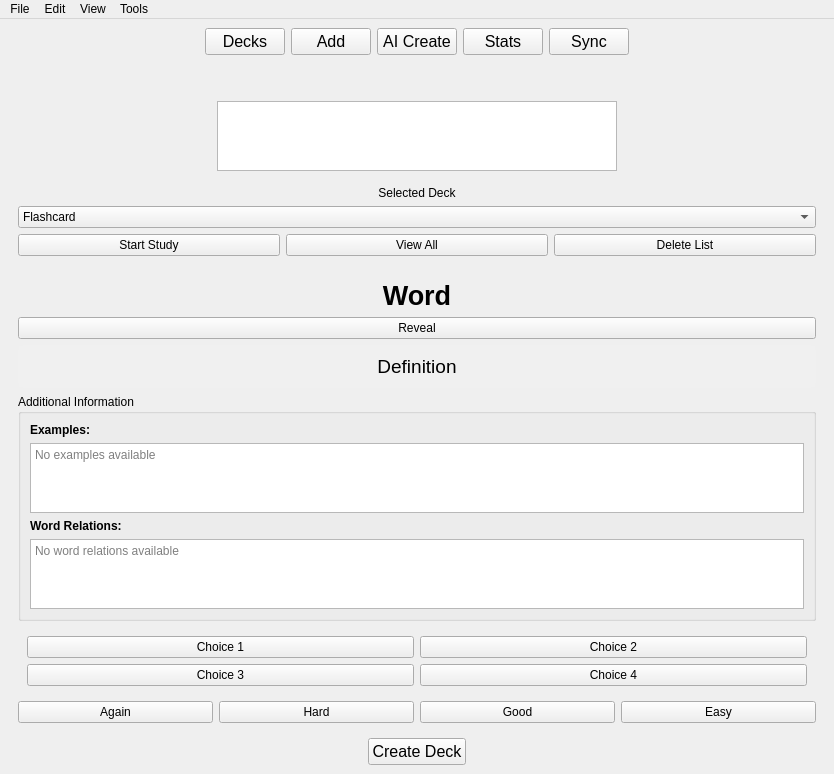
Above: Development/Source_Code/mainwindow.ui from TheSizzlingDefense/IA_Project before the change. Below: the same form after it.
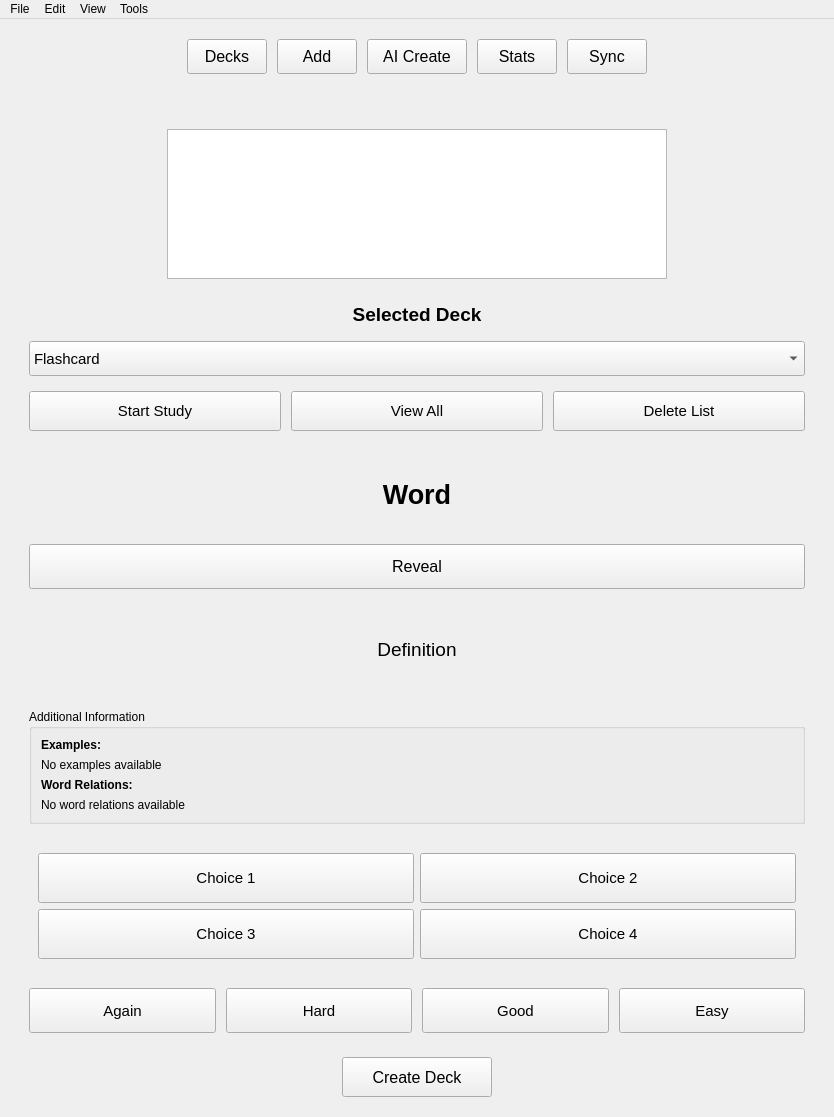
That is the form after the change.

What changed in the file:
```diff
--- a/Development/Source_Code/mainwindow.ui
+++ b/Development/Source_Code/mainwindow.ui
@@ -24,10 +24,28 @@
   </property>
   <widget class="QWidget" name="centralwidget">
    <layout class="QVBoxLayout" name="verticalLayout_3">
+    <property name="leftMargin">
+     <number>20</number>
+    </property>
+    <property name="topMargin">
+     <number>20</number>
+    </property>
+    <property name="rightMargin">
+     <number>20</number>
+    </property>
+    <property name="bottomMargin">
+     <number>20</number>
+    </property>
+    <property name="spacing">
+     <number>15</number>
+    </property>
     <item>
      <layout class="QVBoxLayout" name="veretical_layout_top">
       <item>
        <layout class="QHBoxLayout" name="horizontal_layout_top">
+        <property name="spacing">
+         <number>10</number>
+        </property>
         <item>
          <spacer name="horizontal_spacer_top_left">
           <property name="orientation">
@@ -43,6 +61,12 @@
         </item>
         <item alignment="Qt::AlignmentFlag::AlignTop">
          <widget class="QPushButton" name="listDecks">
+          <property name="minimumSize">
+           <size>
+            <width>80</width>
+            <height>35</height>
+           </size>
+          </property>
           <property name="font">
            <font>
             <pointsize>12</pointsize>
@@ -55,6 +79,12 @@
         </item>
         <item alignment="Qt::AlignmentFlag::AlignTop">
          <widget class="QPushButton" name="addWord">
+          <property name="minimumSize">
+           <size>
+            <width>80</width>
+            <height>35</height>
+           </size>
+          </property>
           <property name="font">
            <font>
             <pointsize>12</pointsize>
@@ -67,6 +97,12 @@
         </item>
         <item alignment="Qt::AlignmentFlag::AlignTop">
          <widget class="QPushButton" name="aiCreate">
+          <property name="minimumSize">
+           <size>
+            <width>100</width>
+            <height>35</height>
+           </size>
+          </property>
           <property name="font">
            <font>
             <pointsize>12</pointsize>
@@ -79,6 +115,12 @@
         </item>
         <item alignment="Qt::AlignmentFlag::AlignTop">
          <widget class="QPushButton" name="showStats">
+          <property name="minimumSize">
+           <size>
+            <width>80</width>
+            <height>35</height>
+           </size>
+          </property>
           <property name="font">
            <font>
             <pointsize>12</pointsize>
@@ -91,6 +133,12 @@
         </item>
         <item alignment="Qt::AlignmentFlag::AlignTop">
          <widget class="QPushButton" name="syncWords">
+          <property name="minimumSize">
+           <size>
+            <width>80</width>
+            <height>35</height>
+           </size>
+          </property>
           <property name="font">
            <font>
             <pointsize>12</pointsize>
@@ -153,14 +201,14 @@
        <widget class="QListWidget" name="deckList">
         <property name="minimumSize">
          <size>
-          <width>400</width>
-          <height>0</height>
+          <width>500</width>
+          <height>150</height>
          </size>
         </property>
         <property name="maximumSize">
          <size>
           <width>16777215</width>
-          <height>200</height>
+          <height>250</height>
          </size>
         </property>
         <property name="font">
@@ -194,8 +242,18 @@
        <bool>false</bool>
       </property>
       <layout class="QVBoxLayout" name="modePanelLayout">
+       <property name="spacing">
+        <number>15</number>
+       </property>
        <item>
         <widget class="QLabel" name="selectedDeckLabel">
+         <property name="font">
+          <font>
+           <pointsize>14</pointsize>
+           <weight>75</weight>
+           <bold>true</bold>
+          </font>
+         </property>
          <property name="text">
         <string>Selected Deck</string>
          </property>
@@ -206,6 +264,17 @@
        </item>
        <item>
         <widget class="QComboBox" name="studyModeComboBox">
+         <property name="minimumSize">
+          <size>
+           <width>0</width>
+           <height>35</height>
+          </size>
+         </property>
+         <property name="font">
+          <font>
+           <pointsize>11</pointsize>
+          </font>
+         </property>
          <item>
         <property name="text">
          <string>Flashcard</string>
@@ -220,8 +289,22 @@
        </item>
        <item>
         <layout class="QHBoxLayout" name="modeButtonsLayout">
+         <property name="spacing">
+          <number>10</number>
+         </property>
          <item>
         <widget class="QPushButton" name="startStudyButton">
+         <property name="minimumSize">
+          <size>
+           <width>0</width>
+           <height>40</height>
+          </size>
+         </property>
+         <property name="font">
+          <font>
+           <pointsize>11</pointsize>
+          </font>
+         </property>
          <property name="text">
           <string>Start Study</string>
          </property>
@@ -229,6 +312,17 @@
          </item>
          <item>
         <widget class="QPushButton" name="viewAllButton">
+         <property name="minimumSize">
+          <size>
+           <width>0</width>
+           <height>40</height>
+          </size>
+         </property>
+         <property name="font">
+          <font>
+           <pointsize>11</pointsize>
+          </font>
+         </property>
          <property name="text">
           <string>View All</string>
          </property>
@@ -236,6 +330,17 @@
          </item>
          <item>
         <widget class="QPushButton" name="deleteListButton">
+         <property name="minimumSize">
+          <size>
+           <width>0</width>
+           <height>40</height>
+          </size>
+         </property>
+         <property name="font">
+          <font>
+           <pointsize>11</pointsize>
+          </font>
+         </property>
          <property name="text">
           <string>Delete List</string>
          </property>
@@ -253,8 +358,17 @@
        <bool>false</bool>
       </property>
       <layout class="QVBoxLayout" name="studyPanelLayout">
+       <property name="spacing">
+        <number>20</number>
+       </property>
        <item>
         <widget class="QLabel" name="studyWordLabel">
+         <property name="minimumSize">
+          <size>
+           <width>0</width>
+           <height>60</height>
+          </size>
+         </property>
          <property name="text">
           <string>Word</string>
          </property>
@@ -268,6 +382,17 @@
        </item>
        <item>
         <widget class="QPushButton" name="revealButton">
+         <property name="minimumSize">
+          <size>
+           <width>0</width>
+           <height>45</height>
+          </size>
+         </property>
+         <property name="font">
+          <font>
+           <pointsize>12</pointsize>
+          </font>
+         </property>
          <property name="text">
           <string>Reveal</string>
          </property>
@@ -275,6 +400,12 @@
        </item>
        <item>
         <widget class="QLabel" name="studyDefinitionLabel">
+         <property name="minimumSize">
+          <size>
+           <width>0</width>
+           <height>80</height>
+          </size>
+         </property>
          <property name="text">
           <string>Definition</string>
          </property>
@@ -285,7 +416,7 @@
           <bool>true</bool>
          </property>
          <property name="styleSheet">
-          <string>font-size: 14pt; padding: 10px; background-color: #f0f0f0; border-radius: 5px;</string>
+          <string>font-size: 14pt; padding: 10px; border-radius: 5px;</string>
          </property>
          <property name="visible">
           <bool>false</bool>
@@ -312,19 +443,19 @@
            </widget>
           </item>
           <item>
-           <widget class="QTextEdit" name="examplesText">
-            <property name="readOnly">
-             <bool>true</bool>
-            </property>
-            <property name="maximumSize">
-             <size>
-              <width>16777215</width>
-              <height>100</height>
-             </size>
-            </property>
-            <property name="placeholderText">
+           <widget class="QLabel" name="examplesText">
+            <property name="text">
              <string>No examples available</string>
             </property>
+            <property name="wordWrap">
+             <bool>true</bool>
+            </property>
+            <property name="alignment">
+             <set>Qt::AlignLeading|Qt::AlignLeft|Qt::AlignTop</set>
+            </property>
+            <property name="textInteractionFlags">
+             <set>Qt::TextSelectableByMouse</set>
+            </property>
            </widget>
           </item>
           <item>
@@ -341,19 +472,19 @@
            </widget>
           </item>
           <item>
-           <widget class="QTextEdit" name="relationsText">
-            <property name="readOnly">
-             <bool>true</bool>
-            </property>
-            <property name="maximumSize">
-             <size>
-              <width>16777215</width>
-              <height>80</height>
-             </size>
-            </property>
-            <property name="placeholderText">
+           <widget class="QLabel" name="relationsText">
+            <property name="text">
              <string>No word relations available</string>
             </property>
+            <property name="wordWrap">
+             <bool>true</bool>
+            </property>
+            <property name="alignment">
+             <set>Qt::AlignLeading|Qt::AlignLeft|Qt::AlignTop</set>
+            </property>
+            <property name="textInteractionFlags">
+             <set>Qt::TextSelectableByMouse</set>
+            </property>
            </widget>
           </item>
          </layout>
@@ -364,6 +495,17 @@
          <layout class="QGridLayout" name="choicesGrid">
           <item row="0" column="0">
            <widget class="QPushButton" name="choiceButton1">
+            <property name="minimumSize">
+             <size>
+              <width>0</width>
+              <height>50</height>
+             </size>
+            </property>
+            <property name="font">
+             <font>
+              <pointsize>11</pointsize>
+             </font>
+            </property>
             <property name="text">
              <string>Choice 1</string>
             </property>
@@ -374,6 +516,17 @@
           </item>
           <item row="0" column="1">
            <widget class="QPushButton" name="choiceButton2">
+            <property name="minimumSize">
+             <size>
+              <width>0</width>
+              <height>50</height>
+             </size>
+            </property>
+            <property name="font">
+             <font>
+              <pointsize>11</pointsize>
+             </font>
+            </property>
             <property name="text">
              <string>Choice 2</string>
             </property>
@@ -384,6 +537,17 @@
           </item>
           <item row="1" column="0">
            <widget class="QPushButton" name="choiceButton3">
+            <property name="minimumSize">
+             <size>
+              <width>0</width>
+              <height>50</height>
+             </size>
+            </property>
+            <property name="font">
+             <font>
+              <pointsize>11</pointsize>
+             </font>
+            </property>
             <property name="text">
              <string>Choice 3</string>
             </property>
@@ -394,6 +558,17 @@
           </item>
           <item row="1" column="1">
            <widget class="QPushButton" name="choiceButton4">
+            <property name="minimumSize">
+             <size>
+              <width>0</width>
+              <height>50</height>
+             </size>
+            </property>
+            <property name="font">
+             <font>
+              <pointsize>11</pointsize>
+             </font>
+            </property>
             <property name="text">
              <string>Choice 4</string>
             </property>
@@ -407,8 +582,22 @@
        </item>
        <item>
         <layout class="QHBoxLayout" name="studyButtonLayout">
+         <property name="spacing">
+          <number>10</number>
+         </property>
          <item>
           <widget class="QPushButton" name="againButton">
+           <property name="minimumSize">
+            <size>
+             <width>0</width>
+             <height>45</height>
+            </size>
+           </property>
+           <property name="font">
+            <font>
+             <pointsize>11</pointsize>
+            </font>
+           </property>
            <property name="text">
             <string>Again</string>
            </property>
@@ -416,6 +605,17 @@
          </item>
          <item>
           <widget class="QPushButton" name="hardButton">
+           <property name="minimumSize">
+            <size>
+             <width>0</width>
+             <height>45</height>
+            </size>
+           </property>
+           <property name="font">
+            <font>
+             <pointsize>11</pointsize>
+            </font>
+           </property>
            <property name="text">
             <string>Hard</string>
            </property>
@@ -423,6 +623,17 @@
          </item>
          <item>
           <widget class="QPushButton" name="goodButton">
+           <property name="minimumSize">
+            <size>
+             <width>0</width>
+             <height>45</height>
+            </size>
+           </property>
+           <property name="font">
+            <font>
+             <pointsize>11</pointsize>
+            </font>
+           </property>
            <property name="text">
             <string>Good</string>
            </property>
@@ -430,6 +641,17 @@
          </item>
          <item>
           <widget class="QPushButton" name="easyButton">
+           <property name="minimumSize">
+            <size>
+             <width>0</width>
+             <height>45</height>
+            </size>
+           </property>
+           <property name="font">
+            <font>
+             <pointsize>11</pointsize>
+            </font>
+           </property>
            <property name="text">
             <string>Easy</string>
            </property>
@@ -470,6 +692,12 @@
       </item>
       <item>
        <widget class="QPushButton" name="creatDeck">
+        <property name="minimumSize">
+         <size>
+          <width>150</width>
+          <height>40</height>
+         </size>
+        </property>
         <property name="font">
          <font>
           <pointsize>12</pointsize>
@@ -520,6 +748,7 @@
     <property name="title">
      <string>View</string>
     </property>
+    <addaction name="actionToggleDarkMode"/>
    </widget>
    <widget class="QMenu" name="menuTools">
     <property name="title">
@@ -531,6 +760,14 @@
    <addaction name="menuView"/>
    <addaction name="menuTools"/>
   </widget>
+  <action name="actionToggleDarkMode">
+   <property name="checkable">
+    <bool>true</bool>
+   </property>
+   <property name="text">
+    <string>Dark Mode</string>
+   </property>
+  </action>
  </widget>
  <resources/>
  <connections/>
```
